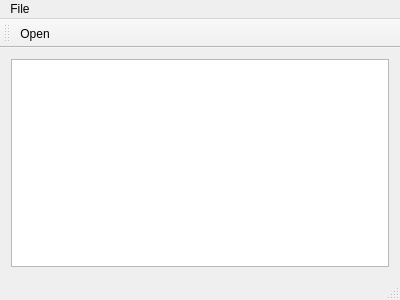
The window that gui/torrent_gui/mainwindow.ui (smirok/HSE-2020-torrent-project) describes before a commit, drawn with Qt 5.
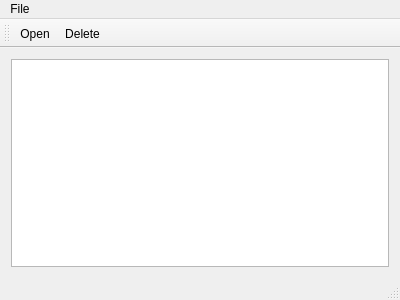
The same window after the commit. Icons and pictures are not drawn.

Commit message: Deleting button is added

Diff of the .ui file:
```diff
--- a/gui/torrent_gui/mainwindow.ui
+++ b/gui/torrent_gui/mainwindow.ui
@@ -45,6 +45,7 @@
     <bool>false</bool>
    </attribute>
    <addaction name="action_open_torrent"/>
+   <addaction name="action_delete_torrent"/>
   </widget>
   <widget class="QStatusBar" name="statusBar"/>
   <action name="action_open_torrent">
@@ -56,6 +57,15 @@
     <string>Open</string>
    </property>
   </action>
+  <action name="action_delete_torrent">
+   <property name="icon">
+    <iconset resource="resource.qrc">
+     <normaloff>:/resource/img/delete_torrent.png</normaloff>:/resource/img/delete_torrent.png</iconset>
+   </property>
+   <property name="text">
+    <string>Delete</string>
+   </property>
+  </action>
  </widget>
  <layoutdefault spacing="6" margin="11"/>
  <resources>
```
Left out of the diff: 1 changed line with no effect on the pictures. The commit also changes 6 other files.
